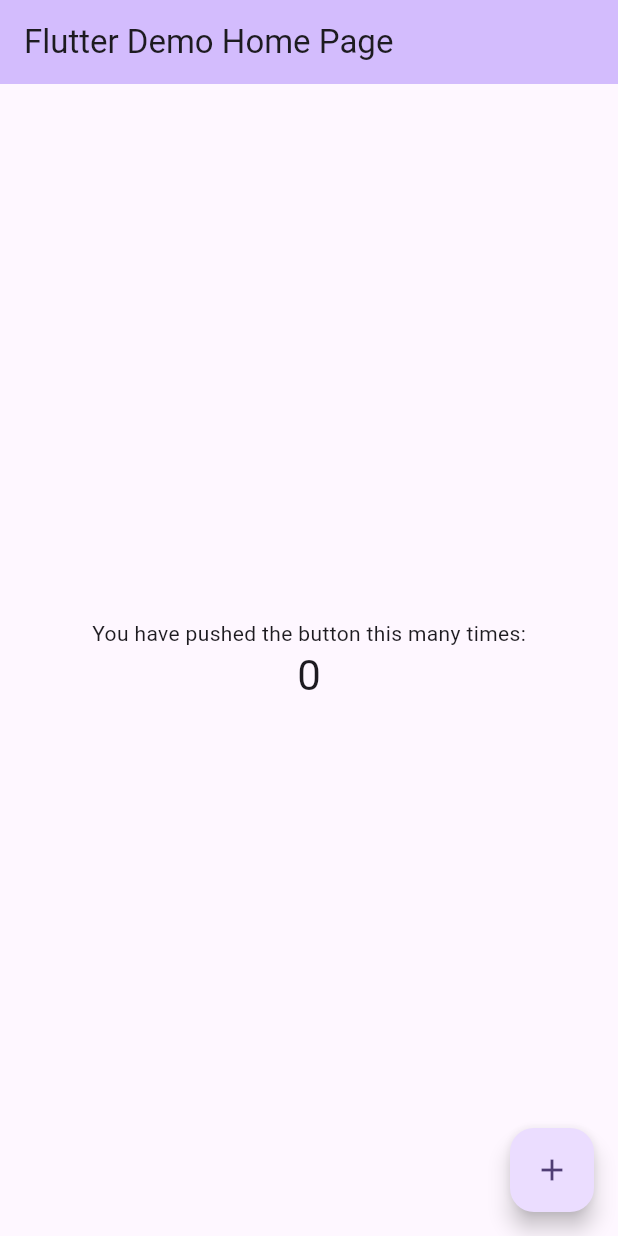
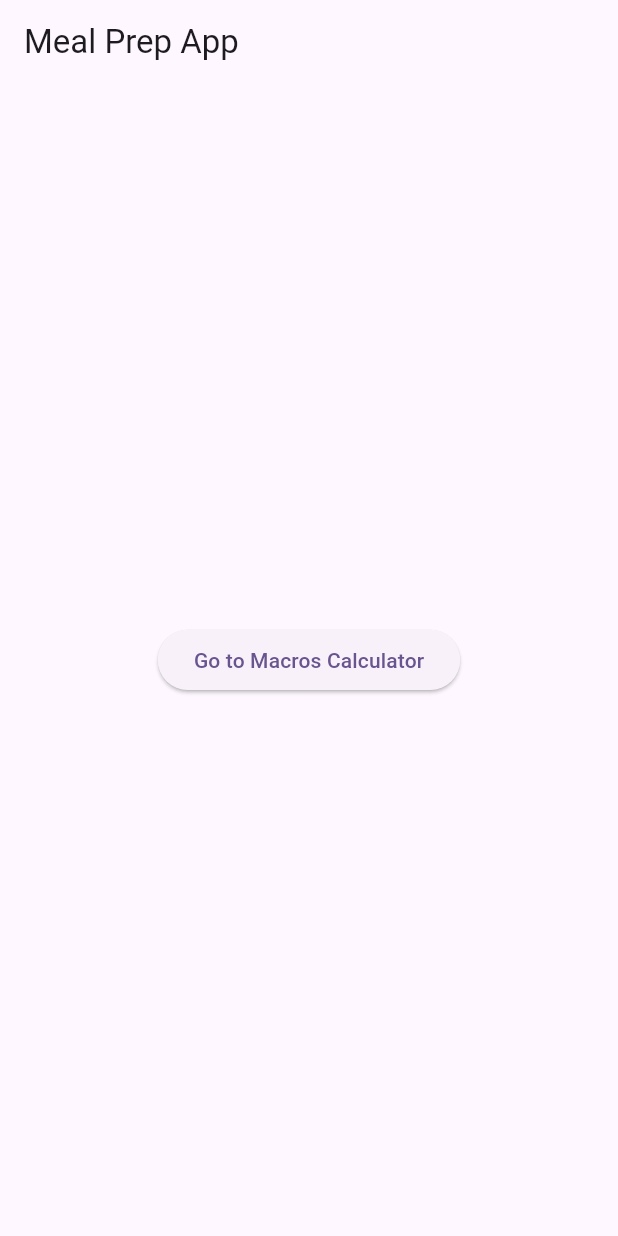
Before and after one commit to Tristen-Brown/MealPrepApp-CS3203, a Flutter app: the screen it shows after launch, on a phone screen of 412 x 824 dp. Run offline on Flutter 3.47's test engine with Material 3 defaults, Android fonts, the phone set to English and light mode, and no system bars.

Commit message:
Added Simple macros calculator page and the actual calculator

```diff
--- a/lib/main.dart
+++ b/lib/main.dart
@@ -1,5 +1,5 @@
 import 'package:flutter/material.dart';
-import 'hello.dart';
+import 'screens/home_screen.dart'; // Import your new home screen
 
 void main() {
   runApp(const MyApp());
@@ -8,64 +8,15 @@ void main() {
 class MyApp extends StatelessWidget {
   const MyApp({super.key});
 
-  // This widget is the root of your application.
   @override
   Widget build(BuildContext context) {
     return MaterialApp(
-      title: 'Flutter Demo',
+      title: 'Meal Prep App',
       theme: ThemeData(
         colorScheme: ColorScheme.fromSeed(seedColor: Colors.deepPurple),
         useMaterial3: true,
       ),
-      home: const MyHomePage(title: 'Flutter Demo Home Page'),
+      home: const HomeScreen(), // Set HomeScreen as the home
     );
   }
 }
-
-class MyHomePage extends StatefulWidget {
-  const MyHomePage({super.key, required this.title});
-  final String title;
-
-  @override
-  State<MyHomePage> createState() => _MyHomePageState();
-}
-
-class _MyHomePageState extends State<MyHomePage> {
-  int _counter = 0;
-
-  void _incrementCounter() {
-    setState(() {
-      fetchHello();
-      _counter++;
-    });
-  }
-
-  @override
-  Widget build(BuildContext context) {
-    return Scaffold(
-      appBar: AppBar(
-        backgroundColor: Theme.of(context).colorScheme.inversePrimary,
-        title: Text(widget.title),
-      ),
-      body: Center(
-        child: Column(
-          mainAxisAlignment: MainAxisAlignment.center,
-          children: <Widget>[
-            const Text(
-              'You have pushed the button this many times:',
-            ),
-            Text(
-              '$_counter',
-              style: Theme.of(context).textTheme.headlineMedium,
-            ),
-          ],
-        ),
-      ),
-      floatingActionButton: FloatingActionButton(
-        onPressed: _incrementCounter,
-        tooltip: 'Increment',
-        child: const Icon(Icons.add),
-      ), // This trailing comma makes auto-formatting nicer for build methods.
-    );
-  }
-}
--- a/lib/screens/home_screen.dart
+++ b/lib/screens/home_screen.dart
@@ -0,0 +1,31 @@
+import 'package:flutter/material.dart';
+import 'macros_calculator_screen.dart';
+
+class HomeScreen extends StatelessWidget {
+  const HomeScreen({Key? key}) : super(key: key);
+
+  @override
+  Widget build(BuildContext context) {
+    return Scaffold(
+      appBar: AppBar(
+        title: const Text("Meal Prep App"),
+      ),
+      body: Center(
+        child: Column(
+          mainAxisAlignment: MainAxisAlignment.center,
+          children: [
+            ElevatedButton(
+              onPressed: () {
+                Navigator.push(
+                  context,
+                  MaterialPageRoute(builder: (context) => const MacrosCalculatorScreen()),
+                );
+              },
+              child: const Text("Go to Macros Calculator"),
+            ),
+          ],
+        ),
+      ),
+    );
+  }
+}
```
Also changed, not shown: lib/screens/macros_calculator_screen.dart (added, +82 -0 lines), lib/services/api_services.dart (added, +18 -0 lines), lib/services/nutrition_service.dart (added, +42 -0 lines), package-lock.json (added), 1 other file.
